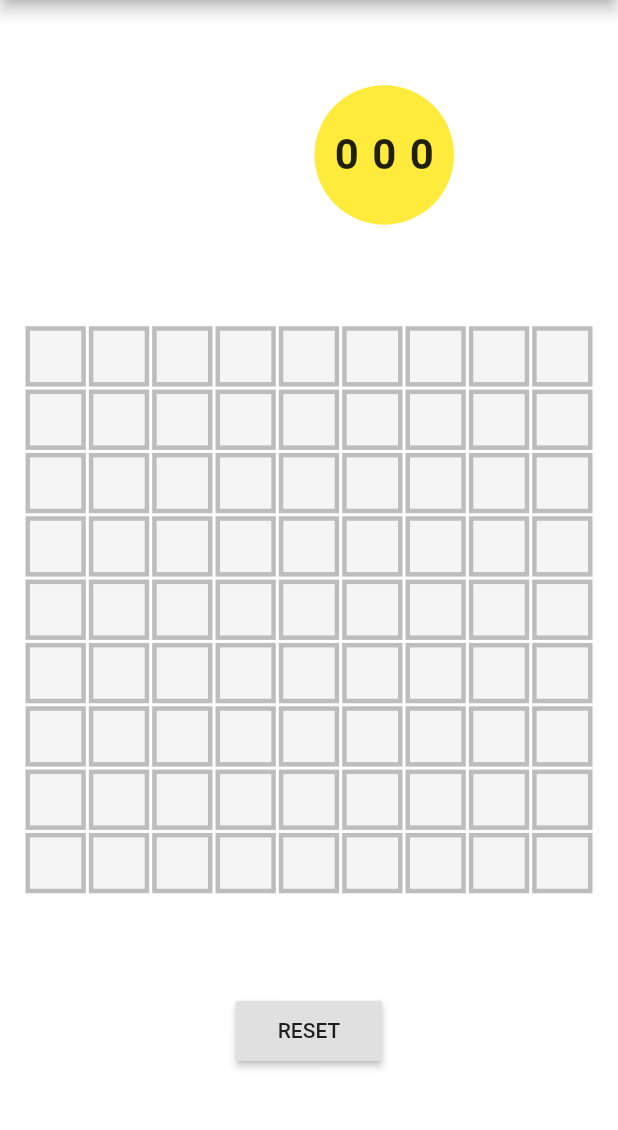
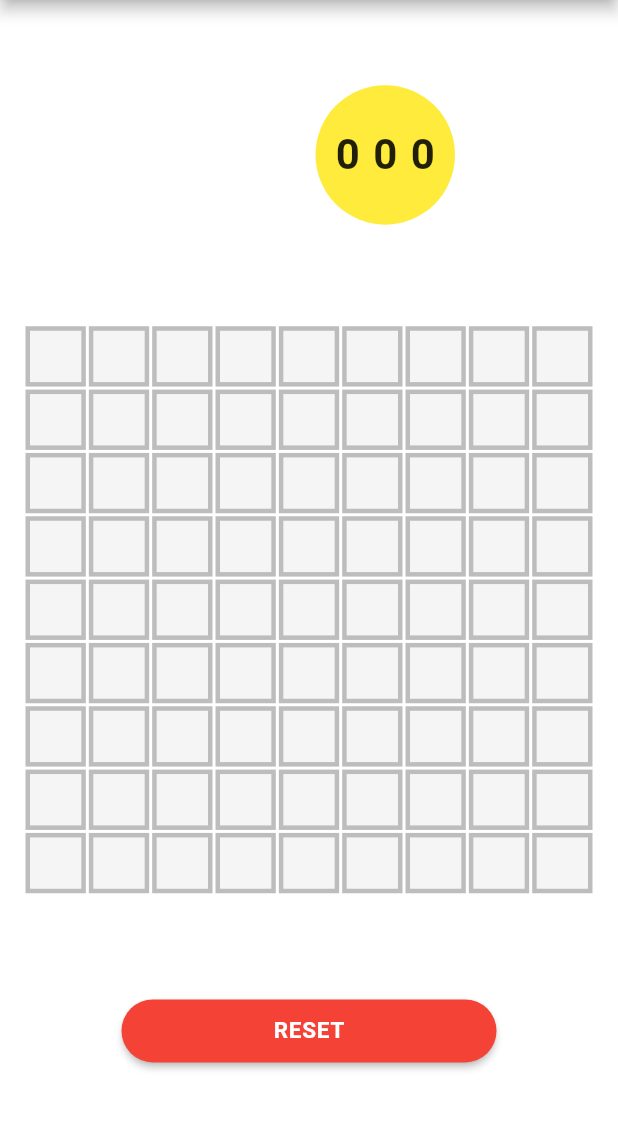
Before and after one commit to tarentotechnologies-flutter/MineSweeper, a Flutter app: the GameBoard screen opened directly, after a tap on "RESET", on a phone screen of 412 x 824 dp, the part 84-1214 px from its top. Run offline on Flutter 3.47's test engine with Material 2 defaults, Android fonts, the phone set to English and light mode, and no system bars; our stand-ins replace package_info, toast.

Commit message:
reset button changed

```diff
--- a/lib/widget/game_board.dart
+++ b/lib/widget/game_board.dart
@@ -5,6 +5,8 @@ import 'package:flutter/material.dart';
 import 'package:Minesweeper/pages/game_page.dart';
 import 'package:Minesweeper/widget/tiles/game_board_covered_mine_tile.dart';
 import 'package:Minesweeper/widget/tiles/game_board_open_mine_tile.dart';
+import 'package:Minesweeper/widget/game_board.dart';
+//import 'package:mineswiprrrr/game_board.dart';
 import 'package:Minesweeper/widget/tiles/game_board_tile.dart';
 import 'dart:math';
 import 'package:Minesweeper/pages/Settings.dart';
@@ -36,20 +38,30 @@ class _GameBoardState extends State<GameBoard> {
   int minesFound;
   Timer timer;
   Stopwatch stopwatch = Stopwatch();
-
   @override
   void dispose() {
     timer?.cancel();
     super.dispose();
   }
 
-  void resetBoard() {
+  void reset() {
+    setState(() {
+//      isUserAlive = true;
+//      hasUserWonGame = false;
+//      minesFound = 0;
+//      stopwatch.reset();
+//      _stopGameTimer();
+      _GameBoardState();
+
+    });
+
+
     isUserAlive = true;
     hasUserWonGame = false;
     minesFound = 0;
-
     stopwatch.reset();
     _stopGameTimer();
+//    _GameBoardState();
     //the callback method just invokes setState() because we want the time to update
     //every second
 
@@ -86,7 +98,6 @@ class _GameBoardState extends State<GameBoard> {
       }
     }
   }
-
   @override
   void initState() {
     print(widget.Level);
@@ -98,7 +109,6 @@ class _GameBoardState extends State<GameBoard> {
           numOfMines = 7;
         }
         break;
-
       case "Medium":
         {
           numOfRows = 7;
@@ -106,7 +116,6 @@ class _GameBoardState extends State<GameBoard> {
           numOfMines = 9;
         }
         break;
-
       case "Hard":
         {
           numOfRows = 9;
@@ -122,10 +131,9 @@ class _GameBoardState extends State<GameBoard> {
         }
         break;
     }
-    resetBoard();
+    reset();
     super.initState();
   }
-
   Widget _buildBoard() {
     //covered tile = un-opened tile
     bool doesBoardHaveACoveredTile = false;
@@ -146,7 +154,6 @@ class _GameBoardState extends State<GameBoard> {
             tileState =
             gameTilesMineStatus[y][x] ? TileState.revealed : tileState;
         }
-
         if (tileState == TileState.covered || tileState == TileState.flagged) {
           rowChildren.add(
             GestureDetector(
@@ -182,14 +189,12 @@ class _GameBoardState extends State<GameBoard> {
           );
         }
       }
-
       gameBoardRow.add(Row(
         children: rowChildren,
         mainAxisAlignment: MainAxisAlignment.center,
         key: ValueKey<int>(y),
       ));
     }
-
 //    //the user can win the game only when you've opened all the tiles and
 //    //marked all mine tiles as flagged
 
@@ -203,7 +208,6 @@ class _GameBoardState extends State<GameBoard> {
                 (_) => overlay.insert(_showGameStatusDialog(GameResult.WON)));
       }
     }
-
     return Container(
       padding: const EdgeInsets.all(10.0),
       child: Column(
@@ -212,7 +216,6 @@ class _GameBoardState extends State<GameBoard> {
       ),
     );
   }
-
   @override
   Widget build(BuildContext context) {
     int timeElapsed = stopwatch.elapsedMilliseconds ~/ 1000;
@@ -239,7 +242,7 @@ class _GameBoardState extends State<GameBoard> {
                   Row(
                     children: <Widget>[
 //                      _buildMinesFoundCountWidget(),
-                      SizedBox(width: 12.0),
+                      SizedBox(width: 14.0),
 //                      _buildTotalMineCountWidget(),
                     ],
                   ),
@@ -247,7 +250,25 @@ class _GameBoardState extends State<GameBoard> {
                 ],
               ),
               _buildBoard(),
-              _buildResetWidget(),
+              SizedBox(
+                  width: 250,
+                  child: RaisedButton(
+                    shape: RoundedRectangleBorder(borderRadius: new BorderRadius.circular(45.0),
+                    ),
+                    color: Colors.red,
+                    onPressed: () => reset(),
+                    padding: const EdgeInsets.all(12.0),
+
+                    child: Text("RESET",style: TextStyle(
+                      color: Colors.white,
+                      fontWeight: FontWeight.w700,
+                      fontFamily: 'Roboto',
+                      letterSpacing: 0.5,
+                      fontSize: 15,
+                    ),),
+                  )
+              )
+              // _buildResetWidget(),
             ],
           ),
         ));
@@ -392,7 +413,7 @@ class _GameBoardState extends State<GameBoard> {
       ),
       child: timeElapsed > timeLimit
           ? Text(
-              "∞",
+        "âˆž",
         style: TextStyle(
           fontWeight: FontWeight.bold,
           fontSize: 24.0,
@@ -410,7 +431,7 @@ class _GameBoardState extends State<GameBoard> {
 
   _buildResetWidget() {
     return RaisedButton(
-      onPressed: () => resetBoard(),
+      onPressed: () => reset(),
       child: Container(
         padding: const EdgeInsets.all(12.0),
         child: Text("RESET"),
```
Lines whose indentation alone changed are shown as unchanged.
